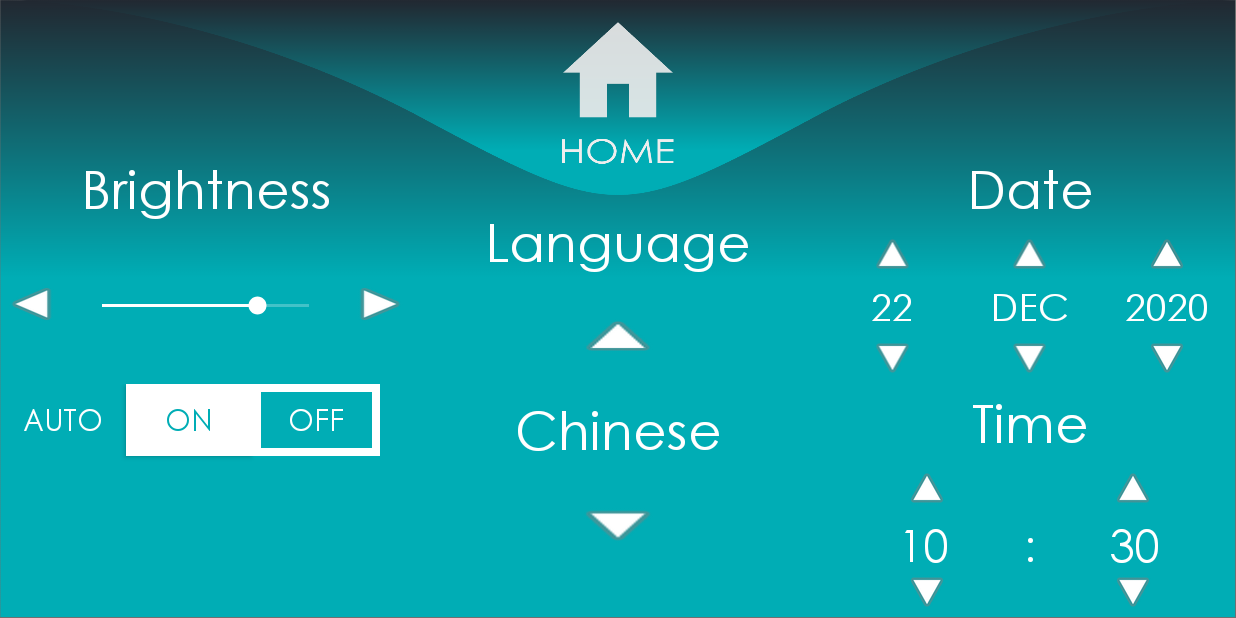
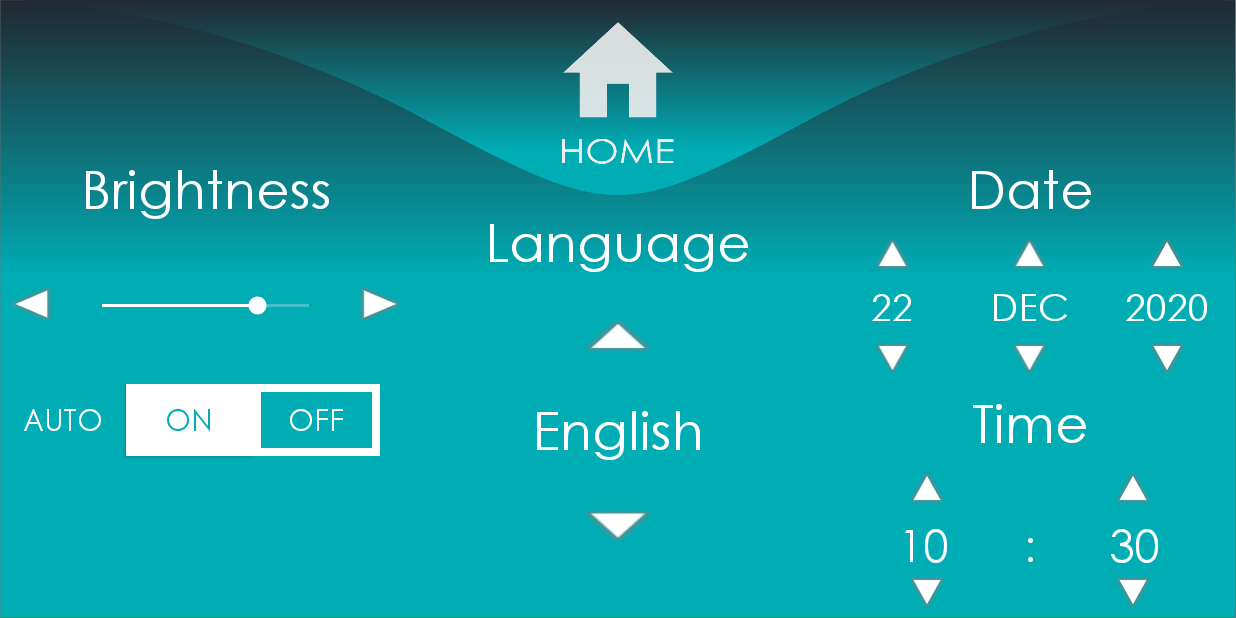
Before and after one commit to spyrosbazios/CarUI, an Android app: the SettingsActivity screen opened directly, with no data from a screen before it, after a tap on an icon or button, on a phone screen of 824 x 412 dp (held sideways). Run offline under Robolectric (Android 15) with nearby library versions, the phone set to English and light mode, and no system bars.

Commit message:
added multiple languages in gps voice recognition and fixed search hint

```diff
--- a/app/src/main/java/com/example/carui/SettingsActivity.java
+++ b/app/src/main/java/com/example/carui/SettingsActivity.java
@@ -28,7 +28,7 @@ public class SettingsActivity extends AppCompatActivity implements View.OnClickL
     private int l;
     private ImageView languageUpImageView, languageDownImageView;
     private TextView languageMiddleImageView;
-    private final String[] languageList = {"Arabic", "Chinese", "English", "French", "German", "Japanese", "Portuguese", "Russian", "Spanish"};
+    //private final String[] languageList = {"Arabic", "Chinese", "English", "French", "German", "Japanese", "Portuguese", "Russian", "Spanish"};
 
     private int day, month, year, hour, minute;
     private ImageView dayUpButton, monthUpButton, yearUpButton;
@@ -69,7 +69,7 @@ public class SettingsActivity extends AppCompatActivity implements View.OnClickL
         else if (v == languageUpImageView || v == languageDownImageView) {
             if (v == languageUpImageView) l--;
             else l++;
-            languageMiddleImageView.setText(languageList[Utilities.clampIntToLimits(l, 0, languageList.length-1)]);
+            languageMiddleImageView.setText(Utilities.LANGUAGE_LIST[Utilities.clampIntToLimits(l, 0, Utilities.LANGUAGE_LIST.length-1)]);
         }
         else if (v == brightnessLeftButton)
             brightnessSeekBar.setProgress(Math.max(brightnessSeekBar.getProgress() - 10, 0));
@@ -121,7 +121,7 @@ public class SettingsActivity extends AppCompatActivity implements View.OnClickL
         languageDownImageView.setOnClickListener(this);
 
         l = Utilities.LANGUAGE;
-        languageMiddleImageView.setText(languageList[l]);
+        languageMiddleImageView.setText(Utilities.LANGUAGE_LIST[l]);
     }
 
     private void initializeDateTimeViews() {
--- a/app/src/main/java/com/example/carui/Utilities.java
+++ b/app/src/main/java/com/example/carui/Utilities.java
@@ -16,7 +16,8 @@ public class Utilities {
     public static int HOUR = cal.get(Calendar.HOUR_OF_DAY);
     public static int MINUTE = cal.get(Calendar.MINUTE);
 
-    public static int LANGUAGE = 2;
+    public static final String[] LANGUAGE_LIST = {"English", "Greek", "Spanish"};
+    public static int LANGUAGE = 0;
     public static boolean AUTO_STATE = true;
     public static String CALLER = null;
     public static CallingActivity.CALLSTATE CALL_STATE = CallingActivity.CALLSTATE.ANSWER;
--- a/app/src/main/res/layout/activity_gps.xml
+++ b/app/src/main/res/layout/activity_gps.xml
@@ -37,6 +37,8 @@
             android:id="@+id/searchaddress_edittext"
             android:inputType="textCapCharacters"
             android:textColor="@color/white"
+            android:hint="Search ... "
+            android:textColorHint="@color/white"
             android:textSize="15sp"
             android:layout_width="0dp"
             android:layout_height="wrap_content"
```
Also changed, not shown: app/src/main/java/com/example/carui/GPSActivity.java (+28 -4 lines).
